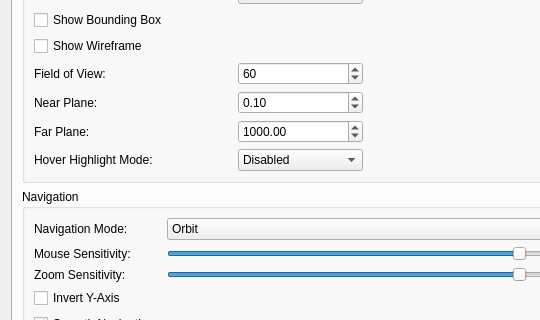
Before: the Qt Designer form ui/SettingsDialog.ui in 01Hub/ModelViewer, drawn with Qt 5; both pictures show x 0 to 540 and y 145 to 465 of the 992 by 784 pixel window.
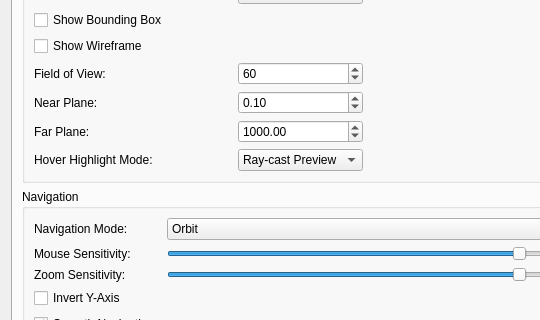
After: the same form once the commit is applied. The open tabs and pages were chosen to show the change.

Commit message: Changed the default hover highlight mode from Disabled to to Ray-cast Preview

The edit to the form file:
```diff
--- a/ui/SettingsDialog.ui
+++ b/ui/SettingsDialog.ui
@@ -771,11 +771,6 @@
               <height>0</height>
              </size>
             </property>
-            <item>
-             <property name="text">
-              <string>Disabled</string>
-             </property>
-            </item>
             <item>
              <property name="text">
               <string>Ray-cast Preview</string>
```
Left out of the diff: 9 changed lines with no effect on the pictures. The commit also changes 2 other files.
